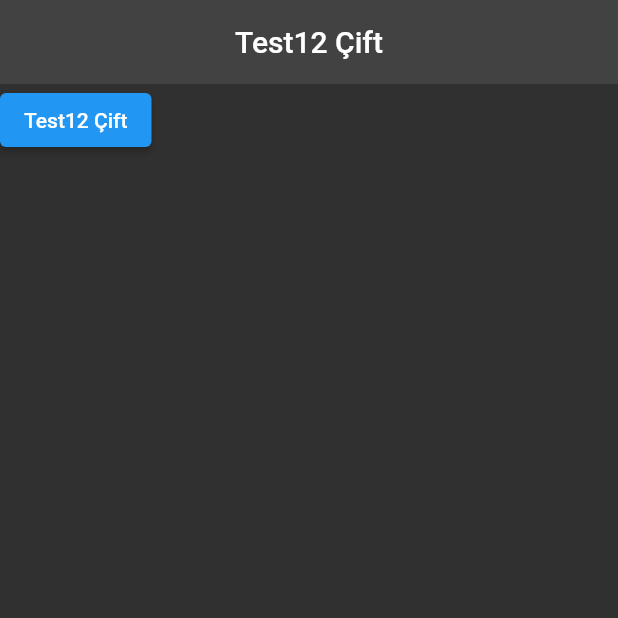
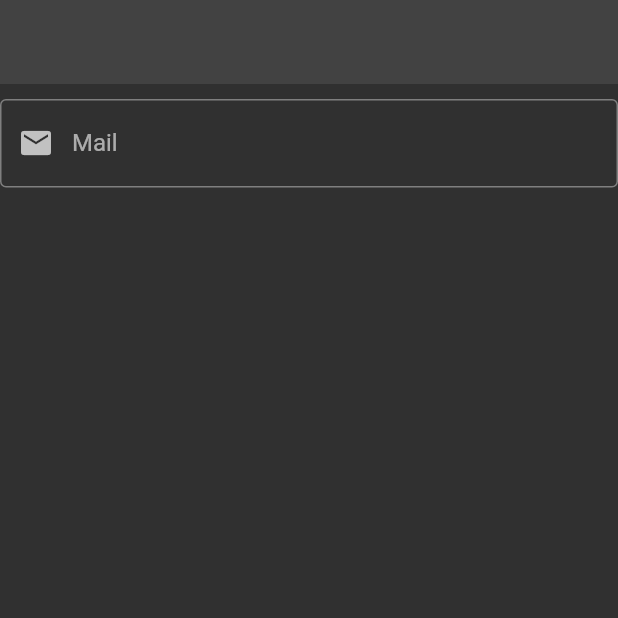
Before and after one commit to lezgintekay/LearningFlutter, a Flutter app: the screen it shows after launch, on a phone screen of 412 x 824 dp, the top half of it. Run offline on Flutter 3.47's test engine with Material 2 defaults, Android fonts, the phone set to English and light mode, and no system bars.

Commit message:
text field

```diff
--- /dev/null
+++ b/lib/101/list_field.dart
@@ -0,0 +1,64 @@
+import 'package:flutter/material.dart';
+import 'package:flutter/services.dart';
+
+class TextFieldLearn extends StatefulWidget {
+  const TextFieldLearn({super.key});
+
+  @override
+  State<TextFieldLearn> createState() => _TextFieldLearnState();
+}
+
+class _TextFieldLearnState extends State<TextFieldLearn> {
+
+FocusNode focusNodeTextBuildOne = FocusNode();
+FocusNode focusNodeTextBuildTwo = FocusNode();
+
+  @override
+  Widget build(BuildContext context) {
+    return Scaffold(
+      appBar: AppBar(),
+      body:  Column(
+        children: [
+          Padding(
+            padding: const EdgeInsets.only(top:10),
+            child: TextField(
+              maxLength: 40,
+              buildCounter: (BuildContext context, {int? currentLength, bool? isFocused, int? maxLength}){
+                return _animatedContainer(currentLength);
+              },
+              keyboardType: TextInputType.emailAddress,
+              autofillHints: const [AutofillHints.email],
+              inputFormatters: [_formatter()],
+              decoration: const InputDecoration(
+                  prefixIcon: Icon(Icons.mail),
+                  border: OutlineInputBorder(),
+                  hintText: "Mail",
+                  labelText: "Mail",
+                  ),
+            ),
+          ),
+        ],
+      ),
+    );
+  }
+
+  TextInputFormatter _formatter() {
+    return TextInputFormatter.withFunction((oldValue, newValue) {
+          if (newValue.text =="a"){
+            return oldValue ;
+          }
+          else {
+            return oldValue;
+          }
+        });
+  }
+
+  AnimatedContainer _animatedContainer(int? currentLength) {
+    return AnimatedContainer(
+            duration: const Duration(milliseconds: 100),
+              height: 10,
+              width: 50,
+              color: Colors.green[100* (currentLength?? 0)~/2],
+          );
+  }
+}
--- a/lib/main.dart
+++ b/lib/main.dart
@@ -1,7 +1,6 @@
 import 'package:flutter/material.dart';
 import 'package:flutter/services.dart';
-import 'package:flutter_application_2/lifecycle_learn.dart';
-
+import 'package:flutter_application_2/101/list_field.dart';
 
 
 
@@ -22,7 +21,7 @@ class MyApp extends StatelessWidget {
         systemOverlayStyle: SystemUiOverlayStyle.light,
         elevation: 0,
       )),
-      home: const StatefullLifecycleLearn(message: "Test12",),
+      home: const TextFieldLearn()
 
     );
   }
```
